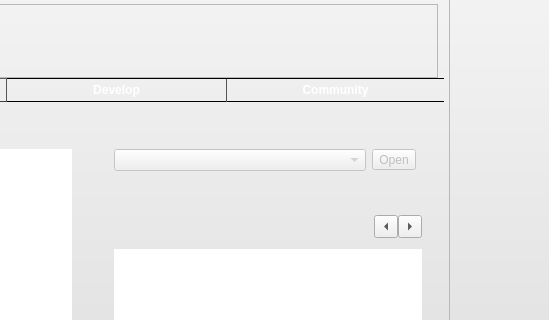
Before: the Qt Designer form src/plugins/coreplugin/welcomemode.ui in qt-creator/qt-creator, drawn with Qt 5; both pictures show x 315 to 864 and y 96 to 416 of the 864 by 690 pixel window.
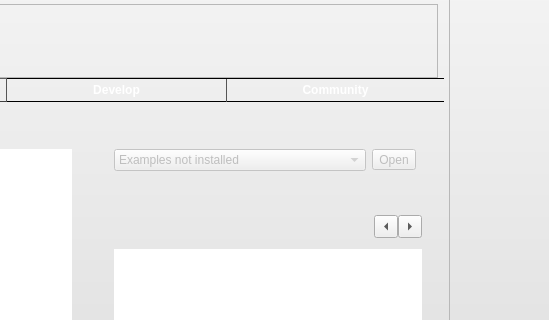
After: the same form once the commit is applied. The open tabs and pages were chosen to show the change. Icons and pictures are not drawn. Custom widgets are drawn as their Qt base class.

Commit message:
welcome screen: populate example combobox
When an example is selected, help and the project are opened
in a split view. We try to read the xml file provided for
QtDemo to extract details about the examples provided. Will
try all available Qts, starting with the default version. Will
fail gracefully (provide a message and disable controls) if
examples or demos cannot be found. Will work if help is not
found, but show an error.

```diff
--- a/src/plugins/coreplugin/welcomemode.ui
+++ b/src/plugins/coreplugin/welcomemode.ui
@@ -448,6 +448,11 @@
                     <verstretch>0</verstretch>
                    </sizepolicy>
                   </property>
+                  <item>
+                   <property name="text">
+                    <string>Examples not installed</string>
+                   </property>
+                  </item>
                  </widget>
                 </item>
                 <item row="1" column="1">
```
Left out of the diff: 4 changed lines with no effect on the pictures. The commit also changes 6 other files.
